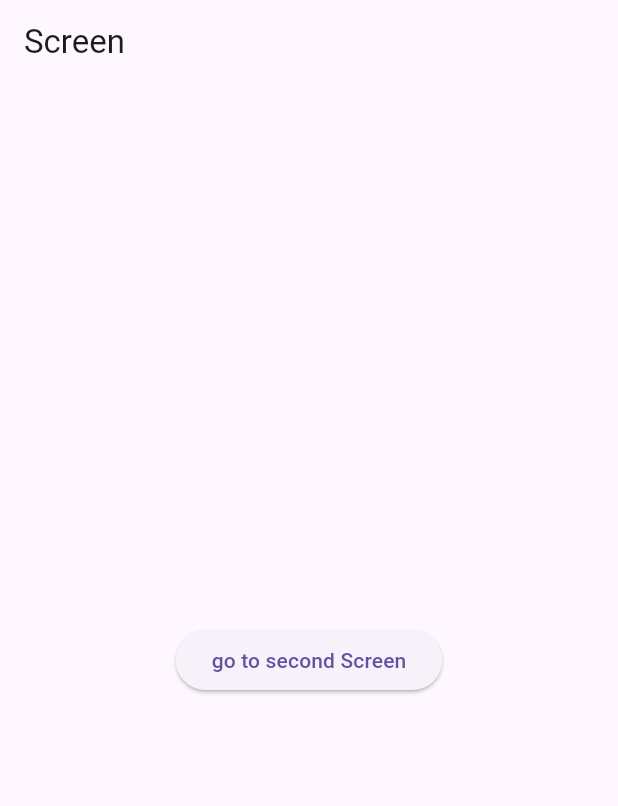
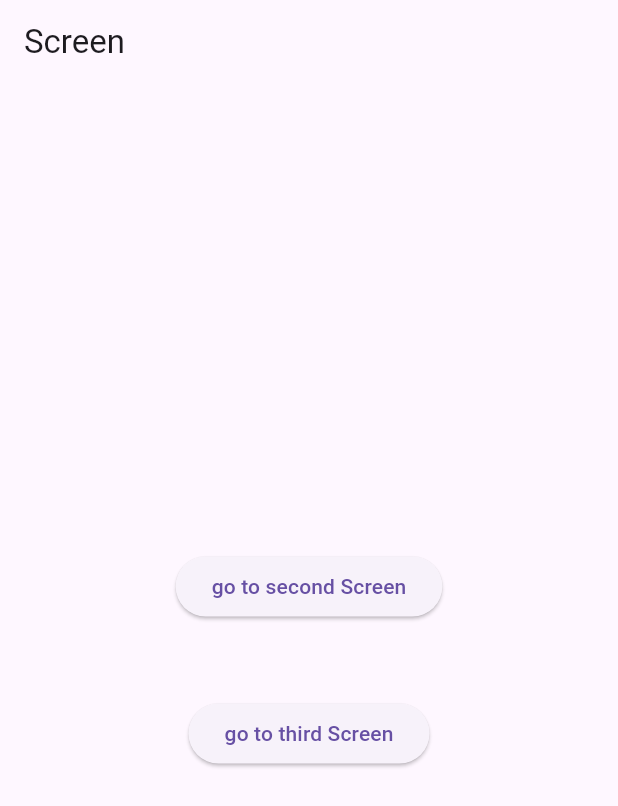
Before and after one commit to hritik7818/go_route-sample-code, a Flutter app: the screen it shows after launch, on a phone screen of 412 x 824 dp. Shown: the top 806 px of the screen. Run offline on Flutter 3.47's test engine with Material 3 defaults, Android fonts, the phone set to English and light mode, and no system bars; our stand-ins replace go_router, url_strategy.

Commit message:
pass data to the screen

```diff
--- a/lib/main.dart
+++ b/lib/main.dart
@@ -26,12 +26,30 @@ class Screen extends StatelessWidget {
       appBar: AppBar(
         title: const Text('Screen'),
       ),
-      body: Center(
-        child: ElevatedButton(
-          onPressed: () {
-            context.goNamed(MyRouteConstants.secondPageRouteName);
-          },
-          child: const Text('go to second Screen'),
+      body: SizedBox(
+        width: double.infinity,
+        child: Column(
+          mainAxisAlignment: MainAxisAlignment.center,
+          children: [
+            ElevatedButton(
+              onPressed: () {
+                context.goNamed(MyRouteConstants.secondPageRouteName);
+              },
+              child: const Text('go to second Screen'),
+            ),
+            const SizedBox(
+              height: 50,
+            ),
+            ElevatedButton(
+              onPressed: () {
+                context.goNamed(
+                  MyRouteConstants.thirdPageRouteName,
+                  pathParameters: {"data": "sample data"},
+                );
+              },
+              child: const Text('go to third Screen'),
+            ),
+          ],
         ),
       ),
     );
@@ -51,28 +69,70 @@ class SecondScreen extends StatelessWidget {
   }
 }
 
+class ThirdScreen extends StatelessWidget {
+  final String data;
+  const ThirdScreen({required this.data, super.key});
+  @override
+  Widget build(BuildContext context) {
+    return Scaffold(
+      appBar: AppBar(
+        title: const Text('ThirdScreen'),
+      ),
+      body: Center(
+        child: Text('ThirdScreen : $data'),
+      ),
+    );
+  }
+}
+
+class ErrorScreen extends StatelessWidget {
+  const ErrorScreen({Key? key}) : super(key: key);
+  @override
+  Widget build(BuildContext context) {
+    return Scaffold(
+      appBar: AppBar(
+        title: const Text('Error Screen'),
+      ),
+      body: const Center(
+        child: Text('Error 404'),
+      ),
+    );
+  }
+}
+
 class MyRouter {
   static GoRouter goRouter = GoRouter(
     routes: <RouteBase>[
       GoRoute(
         path: '/',
-        name: 'home',
+        name: MyRouteConstants.homeRouteName,
         builder: (context, state) {
           return const Screen();
         },
       ),
       GoRoute(
         path: '/second',
-        name: 'second',
+        name: MyRouteConstants.secondPageRouteName,
         builder: (context, state) {
           return const SecondScreen();
         },
       ),
+      GoRoute(
+        path: '/third/:data',
+        name: MyRouteConstants.thirdPageRouteName,
+        builder: (context, state) {
+          return ThirdScreen(
+            data: state.pathParameters['data']!,
+          );
+        },
+      ),
     ],
+    errorBuilder: (context, state) => const ErrorScreen(),
   );
 }
 
 class MyRouteConstants {
   static const String homeRouteName = 'home';
   static const String secondPageRouteName = 'second';
+  static const String thirdPageRouteName = 'third';
 }
```
